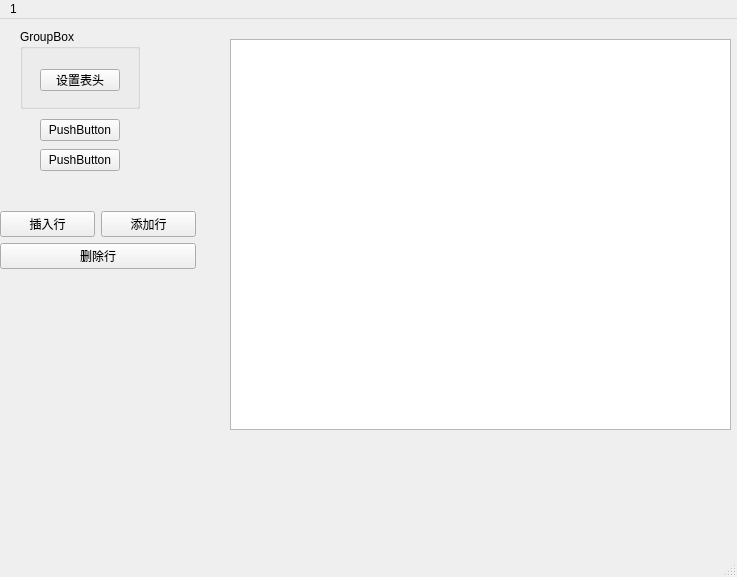
Above: QT/system1/untitled2/mainwindow.ui from SuribaCN/LearningCode before the change. Below: the same form after it.
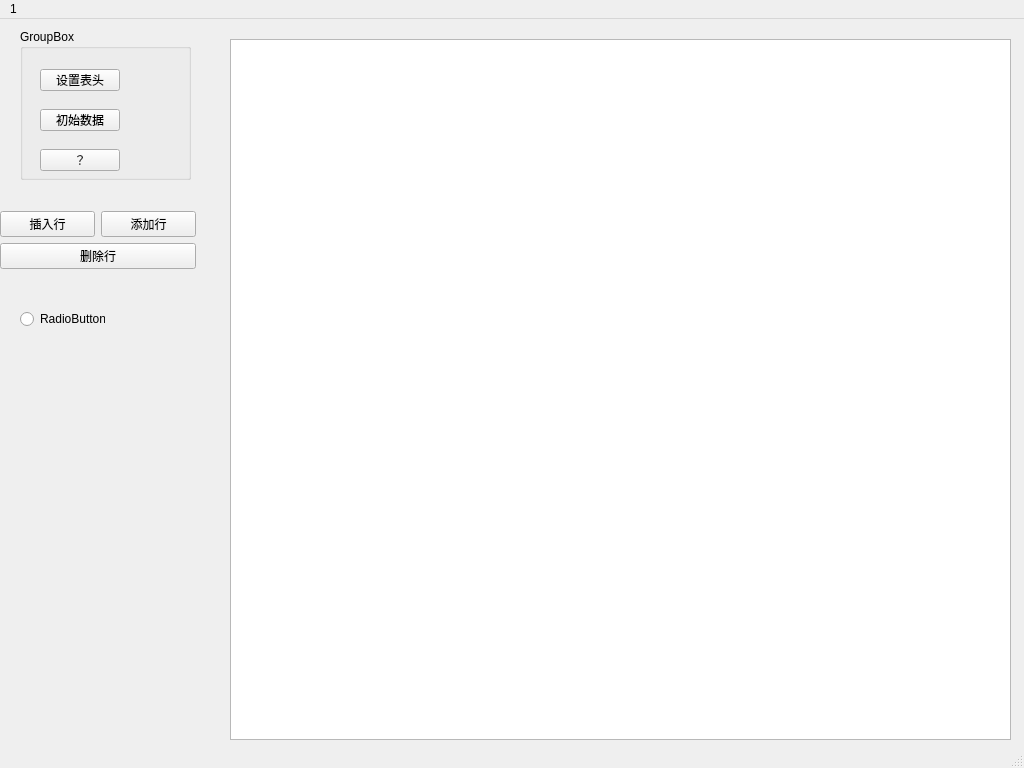
That is the form after the change.

```diff
--- a/QT/system1/untitled2/mainwindow.ui
+++ b/QT/system1/untitled2/mainwindow.ui
@@ -6,10 +6,16 @@
    <rect>
     <x>0</x>
     <y>0</y>
-    <width>737</width>
-    <height>577</height>
+    <width>1024</width>
+    <height>768</height>
    </rect>
   </property>
+  <property name="sizePolicy">
+   <sizepolicy hsizetype="Expanding" vsizetype="Expanding">
+    <horstretch>0</horstretch>
+    <verstretch>0</verstretch>
+   </sizepolicy>
+  </property>
   <property name="windowTitle">
    <string>MainWindow</string>
   </property>
@@ -19,8 +25,8 @@
      <rect>
       <x>20</x>
       <y>10</y>
-      <width>120</width>
-      <height>80</height>
+      <width>171</width>
+      <height>151</height>
      </rect>
     </property>
     <property name="title">
@@ -39,32 +45,32 @@
       <string>设置表头</string>
      </property>
     </widget>
-   </widget>
    <widget class="QPushButton" name="pushButton_2">
     <property name="geometry">
      <rect>
-      <x>40</x>
-      <y>100</y>
+       <x>20</x>
+       <y>80</y>
       <width>80</width>
       <height>22</height>
      </rect>
     </property>
     <property name="text">
-     <string>PushButton</string>
+      <string>初始数据</string>
     </property>
    </widget>
    <widget class="QPushButton" name="pushButton_3">
     <property name="geometry">
      <rect>
-      <x>40</x>
-      <y>130</y>
+       <x>20</x>
+       <y>120</y>
       <width>80</width>
       <height>22</height>
      </rect>
     </property>
     <property name="text">
-     <string>PushButton</string>
-    </property>
+      <string>？</string>
+     </property>
+    </widget>
    </widget>
    <widget class="QWidget" name="verticalLayoutWidget_2">
     <property name="geometry">
@@ -121,8 +127,8 @@
      <rect>
       <x>230</x>
       <y>20</y>
-      <width>501</width>
-      <height>391</height>
+      <width>781</width>
+      <height>701</height>
      </rect>
     </property>
     <layout class="QGridLayout" name="gridLayout">
@@ -134,13 +140,26 @@
      </item>
     </layout>
    </widget>
+   <widget class="QRadioButton" name="radioButton">
+    <property name="geometry">
+     <rect>
+      <x>20</x>
+      <y>290</y>
+      <width>85</width>
+      <height>20</height>
+     </rect>
+    </property>
+    <property name="text">
+     <string>RadioButton</string>
+    </property>
+   </widget>
   </widget>
   <widget class="QMenuBar" name="menubar">
    <property name="geometry">
     <rect>
      <x>0</x>
      <y>0</y>
-     <width>737</width>
+     <width>1024</width>
      <height>21</height>
     </rect>
    </property>
```
Lines whose indentation alone changed are shown as unchanged.
